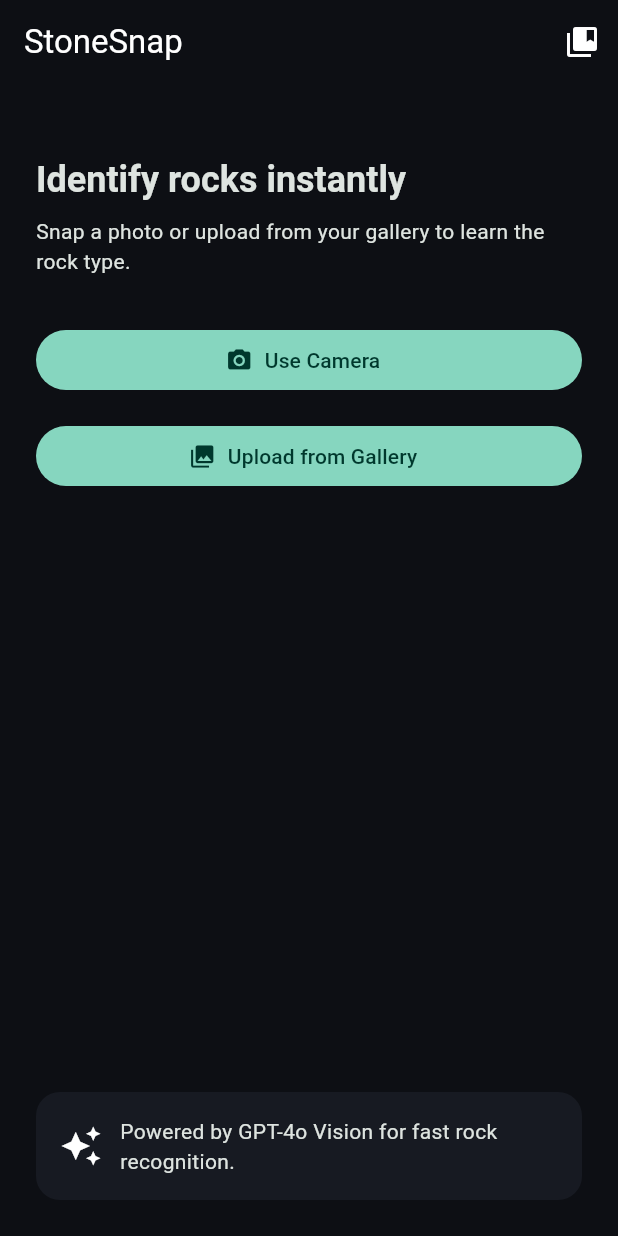
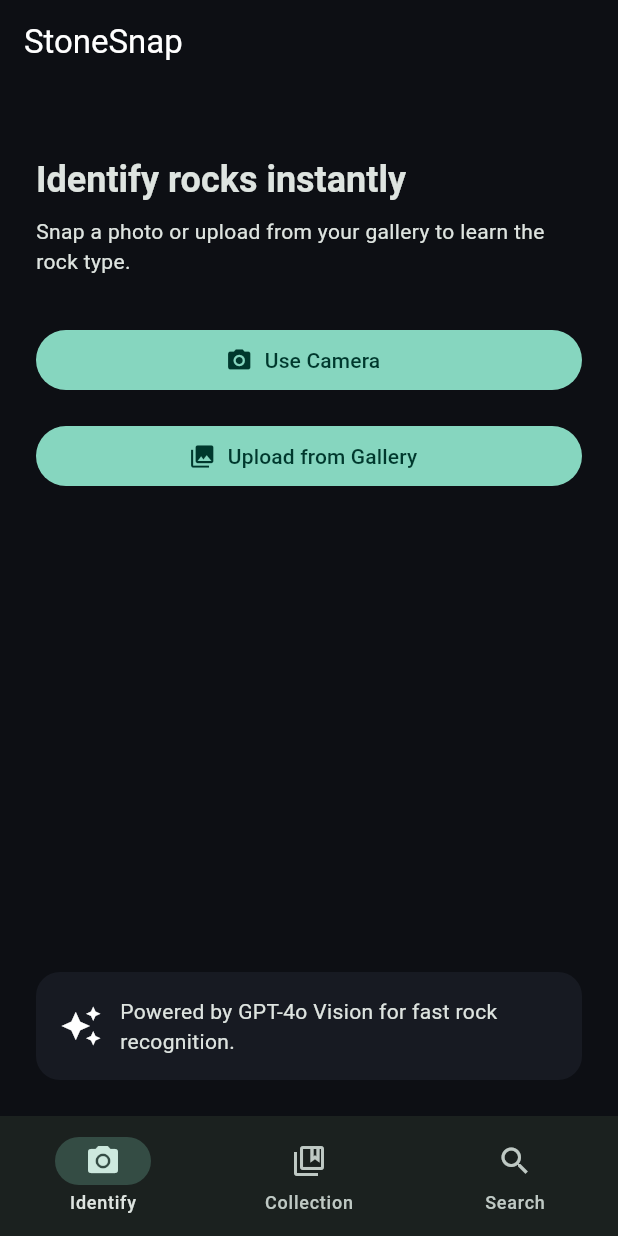
Before and after one commit to devangkakadiya07-debug/StoneSnap, a Flutter app: the screen it shows after launch, on a phone screen of 412 x 824 dp. Run offline on Flutter 3.47's test engine with Material 3 defaults, Android fonts, the phone set to English and light mode, and no system bars; our stand-ins replace image_picker, sqflite; accounts and stored records are empty.

Commit message:
Add search tab and bottom navigation

```diff
--- a/lib/main.dart
+++ b/lib/main.dart
@@ -1,6 +1,6 @@
 import 'package:flutter/material.dart';
 
-import 'screens/home_screen.dart';
+import 'screens/main_nav_screen.dart';
 
 void main() {
   WidgetsFlutterBinding.ensureInitialized();
@@ -29,7 +29,7 @@ class StoneSnapApp extends StatelessWidget {
           foregroundColor: Colors.white,
         ),
       ),
-      home: const HomeScreen(),
+      home: const MainNavScreen(),
     );
   }
 }
--- a/lib/screens/home_screen.dart
+++ b/lib/screens/home_screen.dart
@@ -4,7 +4,6 @@ import 'package:flutter/material.dart';
 import 'package:image_picker/image_picker.dart';
 
 import '../services/openai_service.dart';
-import 'collection_screen.dart';
 import 'result_screen.dart';
 
 class HomeScreen extends StatefulWidget {
@@ -54,18 +53,6 @@ class _HomeScreenState extends State<HomeScreen> {
     return Scaffold(
       appBar: AppBar(
         title: const Text('StoneSnap'),
-        actions: [
-          IconButton(
-            tooltip: 'Collection',
-            icon: const Icon(Icons.collections_bookmark),
-            onPressed: () {
-              Navigator.push(
-                context,
-                MaterialPageRoute(builder: (_) => const CollectionScreen()),
-              );
-            },
-          ),
-        ],
       ),
       body: Stack(
         children: [
--- /dev/null
+++ b/lib/screens/main_nav_screen.dart
@@ -0,0 +1,57 @@
+import 'package:flutter/material.dart';
+
+import 'collection_screen.dart';
+import 'home_screen.dart';
+import 'search_screen.dart';
+
+class MainNavScreen extends StatefulWidget {
+  const MainNavScreen({super.key});
+
+  @override
+  State<MainNavScreen> createState() => _MainNavScreenState();
+}
+
+class _MainNavScreenState extends State<MainNavScreen> {
+  int _selectedIndex = 0;
+
+  final List<Widget> _screens = const [
+    HomeScreen(),
+    CollectionScreen(),
+    SearchScreen(),
+  ];
+
+  @override
+  Widget build(BuildContext context) {
+    return Scaffold(
+      body: IndexedStack(
+        index: _selectedIndex,
+        children: _screens,
+      ),
+      bottomNavigationBar: NavigationBar(
+        selectedIndex: _selectedIndex,
+        onDestinationSelected: (index) {
+          setState(() {
+            _selectedIndex = index;
+          });
+        },
+        destinations: const [
+          NavigationDestination(
+            icon: Icon(Icons.camera_alt_outlined),
+            selectedIcon: Icon(Icons.camera_alt),
+            label: 'Identify',
+          ),
+          NavigationDestination(
+            icon: Icon(Icons.collections_bookmark_outlined),
+            selectedIcon: Icon(Icons.collections_bookmark),
+            label: 'Collection',
+          ),
+          NavigationDestination(
+            icon: Icon(Icons.search_outlined),
+            selectedIcon: Icon(Icons.search),
+            label: 'Search',
+          ),
+        ],
+      ),
+    );
+  }
+}
```
Also changed, not shown: lib/screens/search_screen.dart (added, +159 -0 lines), lib/services/rocks_database.dart (+15 -0 lines).
